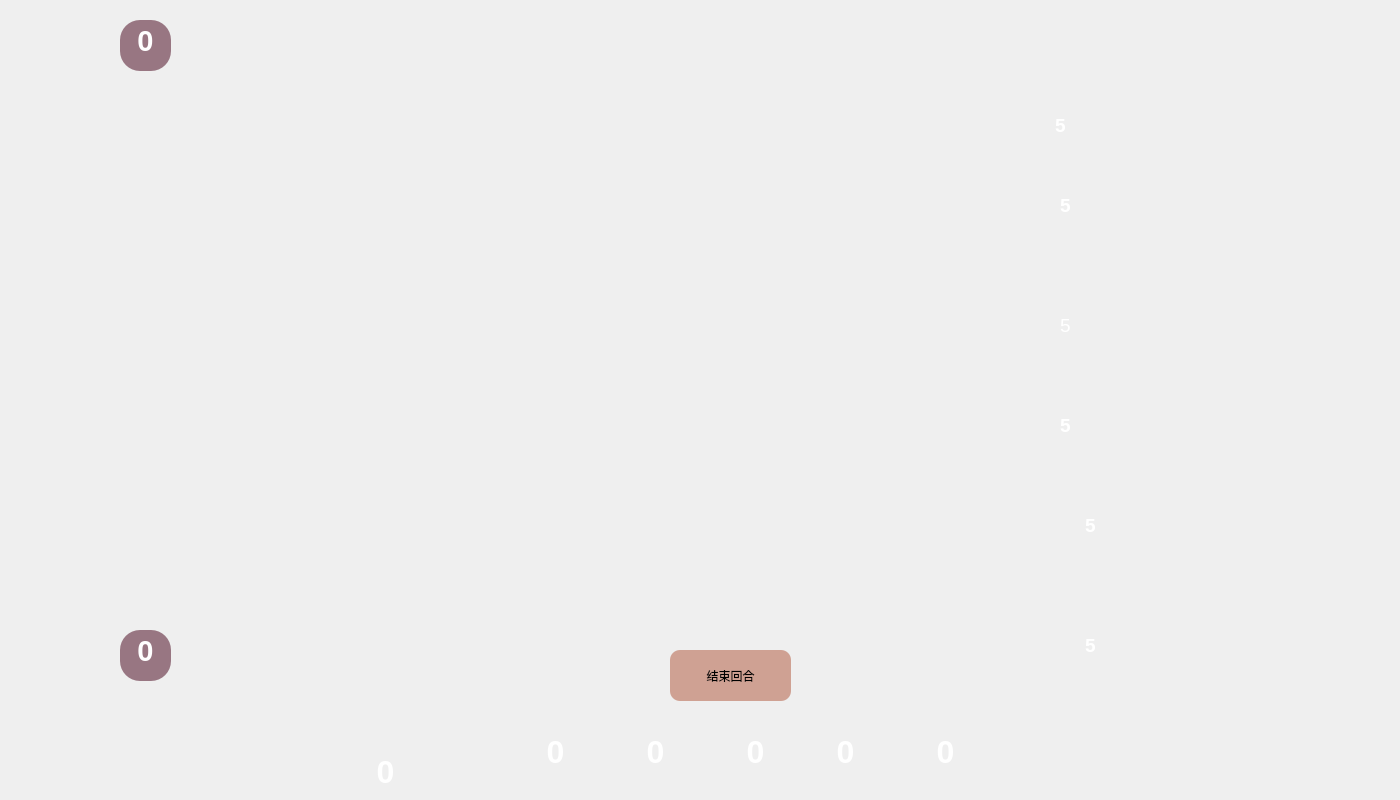
The window that gameinterface.ui (Jeeei/splendor-for-course) describes before a commit, drawn with Qt 5.
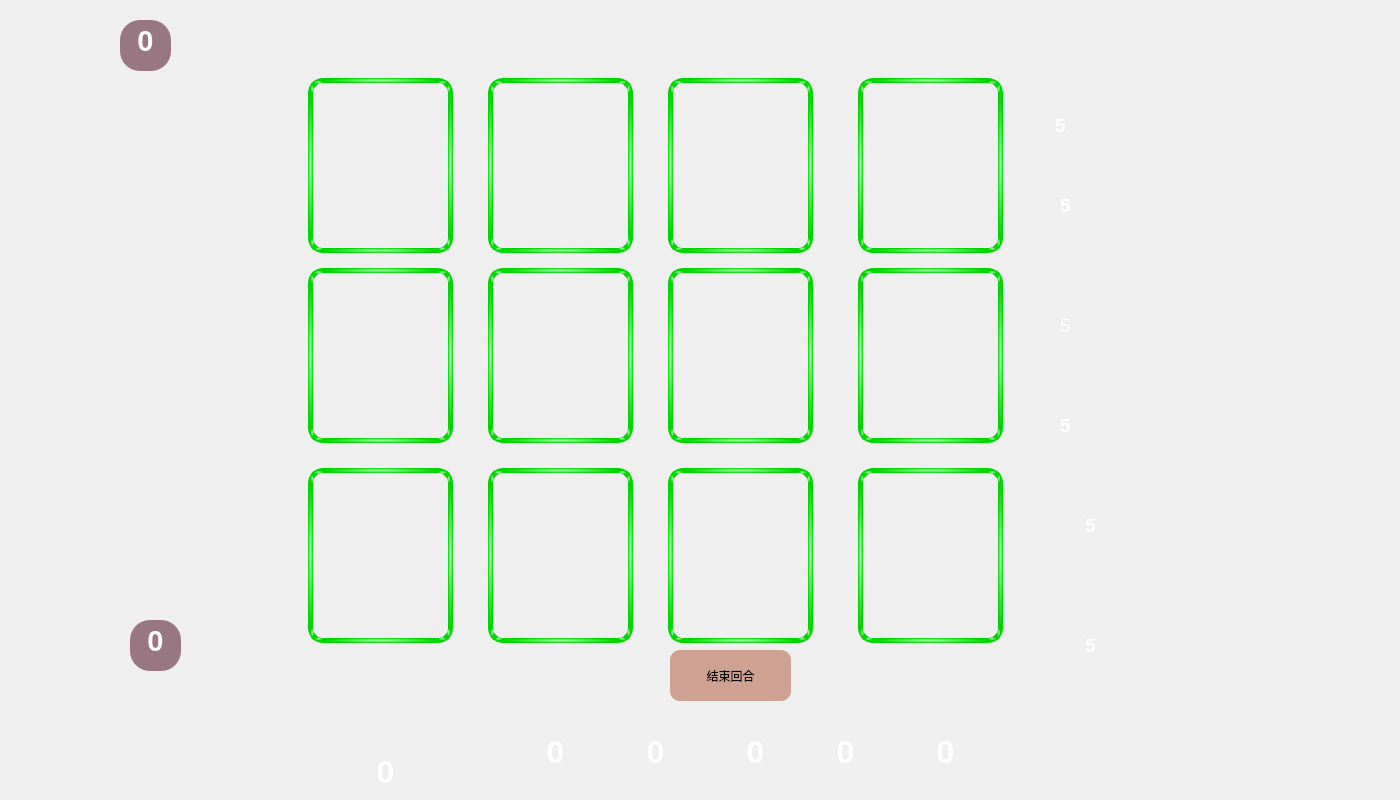
The same window after the commit. Icons and pictures are not drawn.

The edit to the form file:
```diff
--- a/gameinterface.ui
+++ b/gameinterface.ui
@@ -662,8 +662,8 @@
   <widget class="QTextBrowser" name="gradePeople1">
    <property name="geometry">
     <rect>
-     <x>120</x>
-     <y>630</y>
+     <x>130</x>
+     <y>620</y>
      <width>51</width>
      <height>51</height>
     </rect>
@@ -767,13 +767,238 @@
    <property name="geometry">
     <rect>
      <x>0</x>
+     <y>630</y>
+     <width>231</width>
+     <height>171</height>
+    </rect>
+   </property>
+   <property name="styleSheet">
+    <string notr="true">border-image: url(:/images/oppo_turn.png);
+border-top-right-radius:80px;
+border-bottom-right-radius:80px;
+</string>
+   </property>
+   <property name="text">
+    <string/>
+   </property>
+  </widget>
+  <widget class="QLabel" name="oppo_turn_2">
+   <property name="geometry">
+    <rect>
+     <x>0</x>
      <y>40</y>
      <width>201</width>
      <height>151</height>
     </rect>
    </property>
    <property name="styleSheet">
-    <string notr="true">border-image: url(:/images/oppo_turn.png);</string>
+    <string notr="true">border-image: url(:/images/myturn.png);
+border-top-right-radius:75px;
+border-bottom-right-radius:75px;</string>
+   </property>
+   <property name="text">
+    <string/>
+   </property>
+  </widget>
+  <widget class="QLabel" name="highlight1_1">
+   <property name="geometry">
+    <rect>
+     <x>308</x>
+     <y>78</y>
+     <width>145</width>
+     <height>175</height>
+    </rect>
+   </property>
+   <property name="styleSheet">
+    <string notr="true">border: 5px solid qradialgradient(spread:pad, cx:0.5, cy:0.5, radius:0.5, fx:0.5, fy:0.5, stop:0 rgba(155, 255, 162, 255), stop:1 rgba(0, 213, 0, 255));
+border-radius:15px;</string>
+   </property>
+   <property name="text">
+    <string/>
+   </property>
+  </widget>
+  <widget class="QLabel" name="highlight1_2">
+   <property name="geometry">
+    <rect>
+     <x>488</x>
+     <y>78</y>
+     <width>145</width>
+     <height>175</height>
+    </rect>
+   </property>
+   <property name="styleSheet">
+    <string notr="true">border: 5px solid qradialgradient(spread:pad, cx:0.5, cy:0.5, radius:0.5, fx:0.5, fy:0.5, stop:0 rgba(155, 255, 162, 255), stop:1 rgba(0, 213, 0, 255));
+border-radius:15px;</string>
+   </property>
+   <property name="text">
+    <string/>
+   </property>
+  </widget>
+  <widget class="QLabel" name="highlight1_3">
+   <property name="geometry">
+    <rect>
+     <x>668</x>
+     <y>78</y>
+     <width>145</width>
+     <height>175</height>
+    </rect>
+   </property>
+   <property name="styleSheet">
+    <string notr="true">border: 5px solid qradialgradient(spread:pad, cx:0.5, cy:0.5, radius:0.5, fx:0.5, fy:0.5, stop:0 rgba(155, 255, 162, 255), stop:1 rgba(0, 213, 0, 255));
+border-radius:15px;</string>
+   </property>
+   <property name="text">
+    <string/>
+   </property>
+  </widget>
+  <widget class="QLabel" name="highlight1_4">
+   <property name="geometry">
+    <rect>
+     <x>858</x>
+     <y>78</y>
+     <width>145</width>
+     <height>175</height>
+    </rect>
+   </property>
+   <property name="styleSheet">
+    <string notr="true">border: 5px solid qradialgradient(spread:pad, cx:0.5, cy:0.5, radius:0.5, fx:0.5, fy:0.5, stop:0 rgba(155, 255, 162, 255), stop:1 rgba(0, 213, 0, 255));
+border-radius:15px;</string>
+   </property>
+   <property name="text">
+    <string/>
+   </property>
+  </widget>
+  <widget class="QLabel" name="highlight2_1">
+   <property name="geometry">
+    <rect>
+     <x>308</x>
+     <y>268</y>
+     <width>145</width>
+     <height>175</height>
+    </rect>
+   </property>
+   <property name="styleSheet">
+    <string notr="true">border: 5px solid qradialgradient(spread:pad, cx:0.5, cy:0.5, radius:0.5, fx:0.5, fy:0.5, stop:0 rgba(155, 255, 162, 255), stop:1 rgba(0, 213, 0, 255));
+border-radius:15px;</string>
+   </property>
+   <property name="text">
+    <string/>
+   </property>
+  </widget>
+  <widget class="QLabel" name="highlight2_2">
+   <property name="geometry">
+    <rect>
+     <x>488</x>
+     <y>268</y>
+     <width>145</width>
+     <height>175</height>
+    </rect>
+   </property>
+   <property name="styleSheet">
+    <string notr="true">border: 5px solid qradialgradient(spread:pad, cx:0.5, cy:0.5, radius:0.5, fx:0.5, fy:0.5, stop:0 rgba(155, 255, 162, 255), stop:1 rgba(0, 213, 0, 255));
+border-radius:15px;</string>
+   </property>
+   <property name="text">
+    <string/>
+   </property>
+  </widget>
+  <widget class="QLabel" name="highlight2_3">
+   <property name="geometry">
+    <rect>
+     <x>668</x>
+     <y>268</y>
+     <width>145</width>
+     <height>175</height>
+    </rect>
+   </property>
+   <property name="styleSheet">
+    <string notr="true">border: 5px solid qradialgradient(spread:pad, cx:0.5, cy:0.5, radius:0.5, fx:0.5, fy:0.5, stop:0 rgba(155, 255, 162, 255), stop:1 rgba(0, 213, 0, 255));
+border-radius:15px;</string>
+   </property>
+   <property name="text">
+    <string/>
+   </property>
+  </widget>
+  <widget class="QLabel" name="highlight2_4">
+   <property name="geometry">
+    <rect>
+     <x>858</x>
+     <y>268</y>
+     <width>145</width>
+     <height>175</height>
+    </rect>
+   </property>
+   <property name="styleSheet">
+    <string notr="true">border: 5px solid qradialgradient(spread:pad, cx:0.5, cy:0.5, radius:0.5, fx:0.5, fy:0.5, stop:0 rgba(155, 255, 162, 255), stop:1 rgba(0, 213, 0, 255));
+border-radius:15px;</string>
+   </property>
+   <property name="text">
+    <string/>
+   </property>
+  </widget>
+  <widget class="QLabel" name="highlight3_1">
+   <property name="geometry">
+    <rect>
+     <x>308</x>
+     <y>468</y>
+     <width>145</width>
+     <height>175</height>
+    </rect>
+   </property>
+   <property name="styleSheet">
+    <string notr="true">border: 5px solid qradialgradient(spread:pad, cx:0.5, cy:0.5, radius:0.5, fx:0.5, fy:0.5, stop:0 rgba(155, 255, 162, 255), stop:1 rgba(0, 213, 0, 255));
+border-radius:15px;</string>
+   </property>
+   <property name="text">
+    <string/>
+   </property>
+  </widget>
+  <widget class="QLabel" name="highlight3_2">
+   <property name="geometry">
+    <rect>
+     <x>488</x>
+     <y>468</y>
+     <width>145</width>
+     <height>175</height>
+    </rect>
+   </property>
+   <property name="styleSheet">
+    <string notr="true">border: 5px solid qradialgradient(spread:pad, cx:0.5, cy:0.5, radius:0.5, fx:0.5, fy:0.5, stop:0 rgba(155, 255, 162, 255), stop:1 rgba(0, 213, 0, 255));
+border-radius:15px;</string>
+   </property>
+   <property name="text">
+    <string/>
+   </property>
+  </widget>
+  <widget class="QLabel" name="highlight3_3">
+   <property name="geometry">
+    <rect>
+     <x>668</x>
+     <y>468</y>
+     <width>145</width>
+     <height>175</height>
+    </rect>
+   </property>
+   <property name="styleSheet">
+    <string notr="true">border: 5px solid qradialgradient(spread:pad, cx:0.5, cy:0.5, radius:0.5, fx:0.5, fy:0.5, stop:0 rgba(155, 255, 162, 255), stop:1 rgba(0, 213, 0, 255));
+border-radius:15px;</string>
+   </property>
+   <property name="text">
+    <string/>
+   </property>
+  </widget>
+  <widget class="QLabel" name="highlight3_4">
+   <property name="geometry">
+    <rect>
+     <x>858</x>
+     <y>468</y>
+     <width>145</width>
+     <height>175</height>
+    </rect>
+   </property>
+   <property name="styleSheet">
+    <string notr="true">border: 5px solid qradialgradient(spread:pad, cx:0.5, cy:0.5, radius:0.5, fx:0.5, fy:0.5, stop:0 rgba(155, 255, 162, 255), stop:1 rgba(0, 213, 0, 255));
+border-radius:15px;</string>
    </property>
    <property name="text">
     <string/>
```
Left out of the diff: 42 changed lines with no effect on the pictures.
